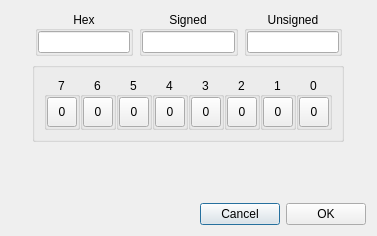
Qt form dialogbits8.ui (horsicq/Controls) before a commit.
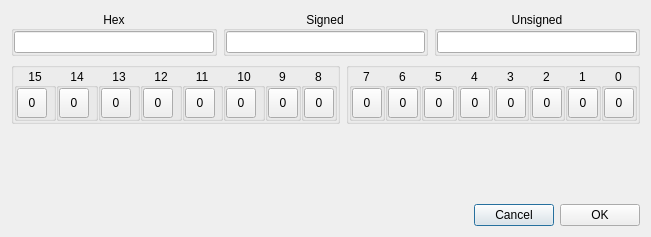
The same form after that commit.

What changed in the file:
```diff
--- a/dialogbits8.ui
+++ b/dialogbits8.ui
@@ -9,8 +9,8 @@
    <rect>
     <x>0</x>
     <y>0</y>
-    <width>377</width>
-    <height>236</height>
+    <width>590</width>
+    <height>237</height>
    </rect>
   </property>
   <property name="windowTitle">
@@ -22,19 +22,6 @@
   <layout class="QVBoxLayout" name="verticalLayout_12">
    <item>
     <layout class="QHBoxLayout" name="horizontalLayout_4">
-     <item>
-      <spacer name="horizontalSpacer_4">
-       <property name="orientation">
-        <enum>Qt::Horizontal</enum>
-       </property>
-       <property name="sizeHint" stdset="0">
-        <size>
-         <width>40</width>
-         <height>20</height>
-        </size>
-       </property>
-      </spacer>
-     </item>
      <item>
       <widget class="QGroupBox" name="groupBoxHex">
        <property name="title">
@@ -57,7 +44,11 @@
          <number>0</number>
         </property>
         <item>
-         <widget class="QLineEdit" name="lineEditHex"/>
+         <widget class="QLineEdit" name="lineEditHex">
+          <property name="alignment">
+           <set>Qt::AlignCenter</set>
+          </property>
+         </widget>
         </item>
        </layout>
       </widget>
@@ -84,7 +75,11 @@
          <number>0</number>
         </property>
         <item>
-         <widget class="QLineEdit" name="lineEditSigned"/>
+         <widget class="QLineEdit" name="lineEditSigned">
+          <property name="alignment">
+           <set>Qt::AlignCenter</set>
+          </property>
+         </widget>
         </item>
        </layout>
       </widget>
@@ -111,24 +106,15 @@
          <number>0</number>
         </property>
         <item>
-         <widget class="QLineEdit" name="lineEditUnsigned"/>
+         <widget class="QLineEdit" name="lineEditUnsigned">
+          <property name="alignment">
+           <set>Qt::AlignCenter</set>
+          </property>
+         </widget>
         </item>
        </layout>
       </widget>
      </item>
-     <item>
-      <spacer name="horizontalSpacer_5">
-       <property name="orientation">
-        <enum>Qt::Horizontal</enum>
-       </property>
-       <property name="sizeHint" stdset="0">
-        <size>
-         <width>40</width>
-         <height>20</height>
-        </size>
-       </property>
-      </spacer>
-     </item>
     </layout>
    </item>
    <item>
@@ -146,12 +132,413 @@
        </property>
       </spacer>
      </item>
+     <item>
+      <widget class="QGroupBox" name="groupBox8_15">
+       <layout class="QHBoxLayout" name="horizontalLayout_5">
+        <property name="spacing">
+         <number>0</number>
+        </property>
+        <property name="leftMargin">
+         <number>0</number>
+        </property>
+        <property name="topMargin">
+         <number>0</number>
+        </property>
+        <property name="rightMargin">
+         <number>0</number>
+        </property>
+        <property name="bottomMargin">
+         <number>0</number>
+        </property>
+        <item>
+         <widget class="QGroupBox" name="groupBox15">
+          <property name="title">
+           <string notr="true">15</string>
+          </property>
+          <property name="alignment">
+           <set>Qt::AlignCenter</set>
+          </property>
+          <layout class="QVBoxLayout" name="verticalLayout_13">
+           <property name="leftMargin">
+            <number>0</number>
+           </property>
+           <property name="topMargin">
+            <number>0</number>
+           </property>
+           <property name="rightMargin">
+            <number>0</number>
+           </property>
+           <property name="bottomMargin">
+            <number>0</number>
+           </property>
+           <item>
+            <widget class="QToolButton" name="toolButton15">
+             <property name="minimumSize">
+              <size>
+               <width>30</width>
+               <height>30</height>
+              </size>
+             </property>
+             <property name="maximumSize">
+              <size>
+               <width>30</width>
+               <height>30</height>
+              </size>
+             </property>
+             <property name="text">
+              <string notr="true">0</string>
+             </property>
+             <property name="checkable">
+              <bool>true</bool>
+             </property>
+            </widget>
+           </item>
+          </layout>
+         </widget>
+        </item>
+        <item>
+         <widget class="QGroupBox" name="groupBox14">
+          <property name="title">
+           <string notr="true">14</string>
+          </property>
+          <property name="alignment">
+           <set>Qt::AlignCenter</set>
+          </property>
+          <layout class="QVBoxLayout" name="verticalLayout_14">
+           <property name="leftMargin">
+            <number>0</number>
+           </property>
+           <property name="topMargin">
+            <number>0</number>
+           </property>
+           <property name="rightMargin">
+            <number>0</number>
+           </property>
+           <property name="bottomMargin">
+            <number>0</number>
+           </property>
+           <item>
+            <widget class="QToolButton" name="toolButton14">
+             <property name="minimumSize">
+              <size>
+               <width>30</width>
+               <height>30</height>
+              </size>
+             </property>
+             <property name="maximumSize">
+              <size>
+               <width>30</width>
+               <height>30</height>
+              </size>
+             </property>
+             <property name="text">
+              <string notr="true">0</string>
+             </property>
+             <property name="checkable">
+              <bool>true</bool>
+             </property>
+            </widget>
+           </item>
+          </layout>
+         </widget>
+        </item>
+        <item>
+         <widget class="QGroupBox" name="groupBox13">
+          <property name="title">
+           <string notr="true">13</string>
+          </property>
+          <property name="alignment">
+           <set>Qt::AlignCenter</set>
+          </property>
+          <layout class="QVBoxLayout" name="verticalLayout_15">
+           <property name="leftMargin">
+            <number>0</number>
+           </property>
+           <property name="topMargin">
+            <number>0</number>
+           </property>
+           <property name="rightMargin">
+            <number>0</number>
+           </property>
+           <property name="bottomMargin">
+            <number>0</number>
+           </property>
+           <item>
+            <widget class="QToolButton" name="toolButton13">
+             <property name="minimumSize">
+              <size>
+               <width>30</width>
+               <height>30</height>
+              </size>
+             </property>
+             <property name="maximumSize">
+              <size>
+               <width>30</width>
+               <height>30</height>
+              </size>
+             </property>
+             <property name="text">
+              <string notr="true">0</string>
+             </property>
+             <property name="checkable">
+              <bool>true</bool>
+             </property>
+            </widget>
+           </item>
+          </layout>
+         </widget>
+        </item>
+        <item>
+         <widget class="QGroupBox" name="groupBox12">
+          <property name="title">
+           <string notr="true">12</string>
+          </property>
+          <property name="alignment">
+           <set>Qt::AlignCenter</set>
+          </property>
+          <layout class="QVBoxLayout" name="verticalLayout_16">
+           <property name="leftMargin">
+            <number>0</number>
+           </property>
+           <property name="topMargin">
+            <number>0</number>
+           </property>
+           <property name="rightMargin">
+            <number>0</number>
+           </property>
+           <property name="bottomMargin">
+            <number>0</number>
+           </property>
+           <item>
+            <widget class="QToolButton" name="toolButton12">
+             <property name="minimumSize">
+              <size>
+               <width>30</width>
+               <height>30</height>
+              </size>
+             </property>
+             <property name="maximumSize">
+              <size>
+               <width>30</width>
+               <height>30</height>
+              </size>
+             </property>
+             <property name="text">
+              <string notr="true">0</string>
+             </property>
+             <property name="checkable">
+              <bool>true</bool>
+             </property>
+            </widget>
+           </item>
+          </layout>
+         </widget>
+        </item>
+        <item>
+         <widget class="QGroupBox" name="groupBox11">
+          <property name="title">
+           <string notr="true">11</string>
+          </property>
+          <property name="alignment">
+           <set>Qt::AlignCenter</set>
+          </property>
+          <layout class="QVBoxLayout" name="verticalLayout_17">
+           <property name="leftMargin">
+            <number>0</number>
+           </property>
+           <property name="topMargin">
+            <number>0</number>
+           </property>
+           <property name="rightMargin">
+            <number>0</number>
+           </property>
+           <property name="bottomMargin">
+            <number>0</number>
+           </property>
+           <item>
+            <widget class="QToolButton" name="toolButton11">
+             <property name="minimumSize">
+              <size>
+               <width>30</width>
+               <height>30</height>
+              </size>
+             </property>
+             <property name="maximumSize">
+              <size>
+               <width>30</width>
+               <height>30</height>
+              </size>
+             </property>
+             <property name="text">
+              <string notr="true">0</string>
+             </property>
+             <property name="checkable">
+              <bool>true</bool>
+             </property>
+            </widget>
+           </item>
+          </layout>
+         </widget>
+        </item>
+        <item>
+         <widget class="QGroupBox" name="groupBox10">
+          <property name="title">
+           <string notr="true">10</string>
+          </property>
+          <property name="alignment">
+           <set>Qt::AlignCenter</set>
+          </property>
+          <layout class="QVBoxLayout" name="verticalLayout_18">
+           <property name="leftMargin">
+            <number>0</number>
+           </property>
+           <property name="topMargin">
+            <number>0</number>
+           </property>
+           <property name="rightMargin">
+            <number>0</number>
+           </property>
+           <property name="bottomMargin">
+            <number>0</number>
+           </property>
+           <item>
+            <widget class="QToolButton" name="toolButton10">
+             <property name="minimumSize">
+              <size>
+               <width>30</width>
+               <height>30</height>
+              </size>
+             </property>
+             <property name="maximumSize">
+              <size>
+               <width>30</width>
+               <height>30</height>
+              </size>
+             </property>
+             <property name="text">
+              <string notr="true">0</string>
+             </property>
+             <property name="checkable">
+              <bool>true</bool>
+             </property>
+            </widget>
+           </item>
+          </layout>
+         </widget>
+        </item>
+        <item>
+         <widget class="QGroupBox" name="groupBox9">
+          <property name="title">
+           <string notr="true">9</string>
+          </property>
+          <property name="alignment">
+           <set>Qt::AlignCenter</set>
+          </property>
+          <layout class="QVBoxLayout" name="verticalLayout_19">
+           <property name="leftMargin">
+            <number>0</number>
+           </property>
+           <property name="topMargin">
+            <number>0</number>
+           </property>
+           <property name="rightMargin">
+            <number>0</number>
+           </property>
+           <property name="bottomMargin">
+            <number>0</number>
+           </property>
+           <item>
+            <widget class="QToolButton" name="toolButton9">
+             <property name="minimumSize">
+              <size>
+               <width>30</width>
+               <height>30</height>
+              </size>
+             </property>
+             <property name="maximumSize">
+              <size>
+               <width>30</width>
+               <height>30</height>
+              </size>
+             </property>
+             <property name="text">
+              <string notr="true">0</string>
+             </property>
+             <property name="checkable">
+              <bool>true</bool>
+             </property>
+            </widget>
+           </item>
+          </layout>
+         </widget>
+        </item>
+        <item>
+         <widget class="QGroupBox" name="groupBox8">
+          <property name="title">
+           <string notr="true">8</string>
+          </property>
+          <property name="alignment">
+           <set>Qt::AlignCenter</set>
+          </property>
+          <layout class="QVBoxLayout" name="verticalLayout_20">
+           <property name="leftMargin">
+            <number>0</number>
+           </property>
+           <property name="topMargin">
+            <number>0</number>
+           </property>
+           <property name="rightMargin">
+            <number>0</number>
+           </property>
+           <property name="bottomMargin">
+            <number>0</number>
+           </property>
+           <item>
+            <widget class="QToolButton" name="toolButton8">
+             <property name="minimumSize">
+              <size>
+               <width>30</width>
+               <height>30</height>
+              </size>
+             </property>
+             <property name="maximumSize">
+              <size>
+               <width>30</width>
+               <height>30</height>
+              </size>
+             </property>
+             <property name="text">
+              <string notr="true">0</string>
+             </property>
+             <property name="checkable">
+              <bool>true</bool>
+             </property>
+            </widget>
+           </item>
+          </layout>
+         </widget>
+        </item>
+       </layout>
+      </widget>
+     </item>
      <item>
       <widget class="QGroupBox" name="groupBox0_7">
        <layout class="QHBoxLayout" name="horizontalLayout_2">
         <property name="spacing">
          <number>0</number>
         </property>
+        <property name="leftMargin">
+         <number>0</number>
+        </property>
+        <property name="topMargin">
+         <number>0</number>
+        </property>
+        <property name="rightMargin">
+         <number>0</number>
+        </property>
+        <property name="bottomMargin">
+         <number>0</number>
+        </property>
         <item>
          <widget class="QGroupBox" name="groupBox7">
           <property name="title">
```
